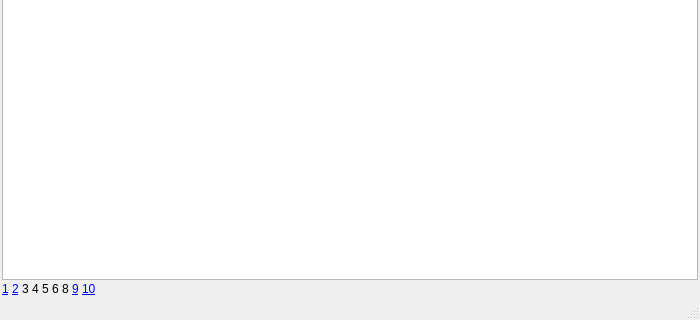
This is cashio/MainWindow.ui in bsdelf/cashio as Qt 5 draws it before an edit; both pictures show x 0 to 700 and y 280 to 600 of the 700 by 600 pixel window. The edited form follows.
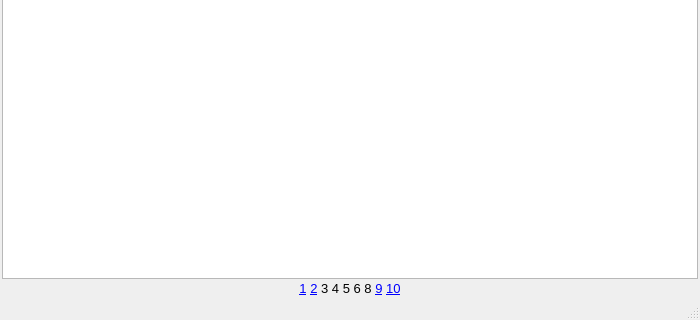
This is the edited form. Icons and pictures are not drawn.

```diff
--- a/cashio/MainWindow.ui
+++ b/cashio/MainWindow.ui
@@ -454,8 +454,8 @@
        <string>&lt;!DOCTYPE HTML PUBLIC &quot;-//W3C//DTD HTML 4.0//EN&quot; &quot;http://www.w3.org/TR/REC-html40/strict.dtd&quot;&gt;
 &lt;html&gt;&lt;head&gt;&lt;meta name=&quot;qrichtext&quot; content=&quot;1&quot; /&gt;&lt;style type=&quot;text/css&quot;&gt;
 p, li { white-space: pre-wrap; }
-&lt;/style&gt;&lt;/head&gt;&lt;body style=&quot; font-family:'SimSun'; font-size:9pt; font-weight:400; font-style:normal;&quot;&gt;
-&lt;p style=&quot; margin-top:0px; margin-bottom:0px; margin-left:0px; margin-right:0px; -qt-block-indent:0; text-indent:0px;&quot;&gt;&lt;a href=&quot;1&quot;&gt;&lt;span style=&quot; text-decoration: underline; color:#0000ff;&quot;&gt;1&lt;/span&gt;&lt;/a&gt; &lt;a href=&quot;2&quot;&gt;&lt;span style=&quot; text-decoration: underline; color:#0000ff;&quot;&gt;2&lt;/span&gt;&lt;/a&gt; 3 4 5 6 8 &lt;a href=&quot;9&quot;&gt;&lt;span style=&quot; text-decoration: underline; color:#0000ff;&quot;&gt;9&lt;/span&gt;&lt;/a&gt; &lt;a href=&quot;10&quot;&gt;&lt;span style=&quot; text-decoration: underline; color:#0000ff;&quot;&gt;10&lt;/span&gt;&lt;/a&gt;&lt;/p&gt;&lt;/body&gt;&lt;/html&gt;</string>
+&lt;/style&gt;&lt;/head&gt;&lt;body style=&quot; font-family:'Microsoft YaHei'; font-size:9pt; font-weight:400; font-style:normal;&quot;&gt;
+&lt;p align=&quot;center&quot; style=&quot; margin-top:0px; margin-bottom:0px; margin-left:0px; margin-right:0px; -qt-block-indent:0; text-indent:0px;&quot;&gt;&lt;a href=&quot;1&quot;&gt;&lt;span style=&quot; font-family:'SimSun'; font-size:10pt; text-decoration: underline; color:#0000ff;&quot;&gt;1&lt;/span&gt;&lt;/a&gt;&lt;span style=&quot; font-family:'SimSun'; font-size:10pt;&quot;&gt; &lt;/span&gt;&lt;a href=&quot;2&quot;&gt;&lt;span style=&quot; font-family:'SimSun'; font-size:10pt; text-decoration: underline; color:#0000ff;&quot;&gt;2&lt;/span&gt;&lt;/a&gt;&lt;span style=&quot; font-family:'SimSun'; font-size:10pt;&quot;&gt; 3 4 5 6 8 &lt;/span&gt;&lt;a href=&quot;9&quot;&gt;&lt;span style=&quot; font-family:'SimSun'; font-size:10pt; text-decoration: underline; color:#0000ff;&quot;&gt;9&lt;/span&gt;&lt;/a&gt;&lt;span style=&quot; font-family:'SimSun'; font-size:10pt;&quot;&gt; &lt;/span&gt;&lt;a href=&quot;10&quot;&gt;&lt;span style=&quot; font-family:'SimSun'; font-size:10pt; text-decoration: underline; color:#0000ff;&quot;&gt;10&lt;/span&gt;&lt;/a&gt;&lt;/p&gt;&lt;/body&gt;&lt;/html&gt;</string>
       </property>
       <property name="textFormat">
        <enum>Qt::RichText</enum>
```
Left out of the diff: 2 changed lines with no effect on the pictures.
